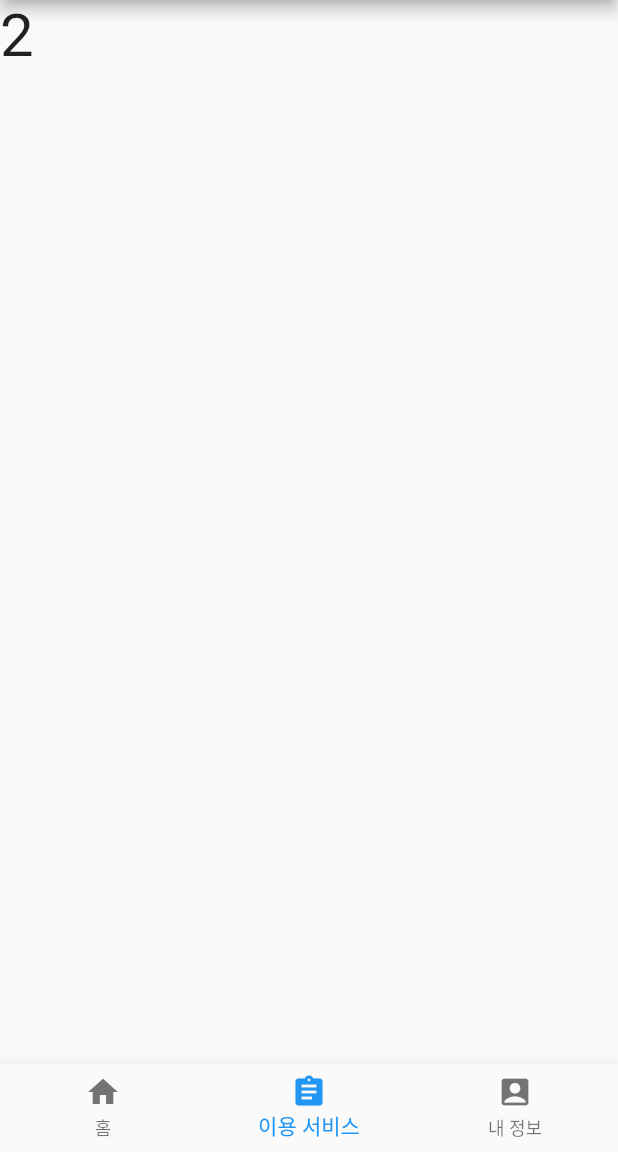
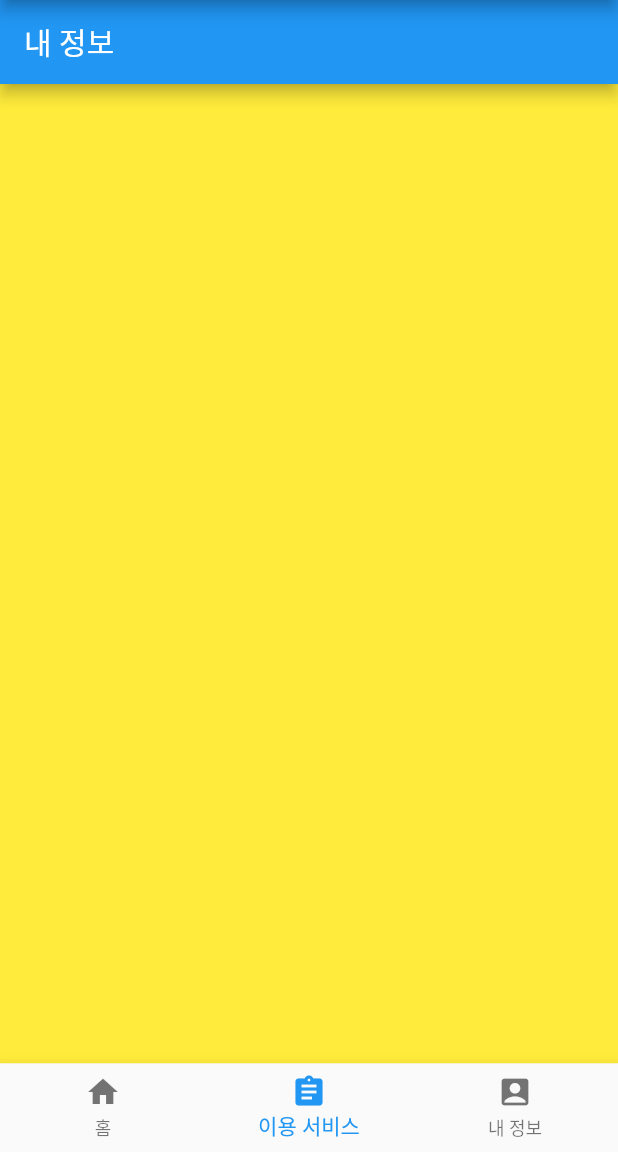
Before and after one commit to fulmoon/kakao_t, a Flutter app: the screen it shows after launch, item 2 of the bottom bar chosen, on a phone screen of 412 x 824 dp, the part 84-1236 px from its top. Run offline on Flutter 3.47's test engine with Material 2 defaults, Android fonts, the light colour scheme and no system bars.

Commit message:
-FEAT Make Screen Frame on Mini

```diff
--- a/lib/home_screen.dart
+++ b/lib/home_screen.dart
@@ -10,6 +10,7 @@ class HomeScreen extends StatelessWidget {
       appBar: AppBar(
         title: Text('이용서비스'),
       ),
+      backgroundColor: Colors.blue,
     );
   }
 }
--- a/lib/info_screen.dart
+++ b/lib/info_screen.dart
@@ -10,6 +10,7 @@ class InfoScreen extends StatelessWidget {
       appBar: AppBar(
         title: Text('내 정보'),
       ),
+      backgroundColor: Colors.green,
     );
   }
 }
--- a/lib/kakao_main_screen.dart
+++ b/lib/kakao_main_screen.dart
@@ -1,5 +1,8 @@
 import 'package:flutter/cupertino.dart';
 import 'package:flutter/material.dart';
+import 'package:kakao_t/home_screen.dart';
+import 'package:kakao_t/info_screen.dart';
+import 'package:kakao_t/service_screen.dart';
 
 class KakaoMainScreen extends StatefulWidget {
   const KakaoMainScreen({Key? key}) : super(key: key);
@@ -12,9 +15,9 @@ class _KakaoMainScreenState extends State<KakaoMainScreen> {
   int _selectedIndex = 0;
 
   final screens= [
-    Text('1', style: TextStyle(fontSize: 40)),
-    Text('2', style: TextStyle(fontSize: 40)),
-    Text('3', style: TextStyle(fontSize: 40)),
+    HomeScreen(),
+    ServiceScreen(),
+    InfoScreen(),
   ];
   void _onItemTapped(int index) {
     setState(() {
--- a/lib/service_screen.dart
+++ b/lib/service_screen.dart
@@ -0,0 +1,15 @@
+import 'package:flutter/material.dart';
+
+class ServiceScreen extends StatelessWidget {
+  const ServiceScreen({Key? key}) : super(key: key);
+
+  @override
+  Widget build(BuildContext context) {
+    return Scaffold(
+      appBar: AppBar(
+        title: Text('내 정보'),
+      ),
+      backgroundColor: Colors.yellow,
+    );
+  }
+}
```
